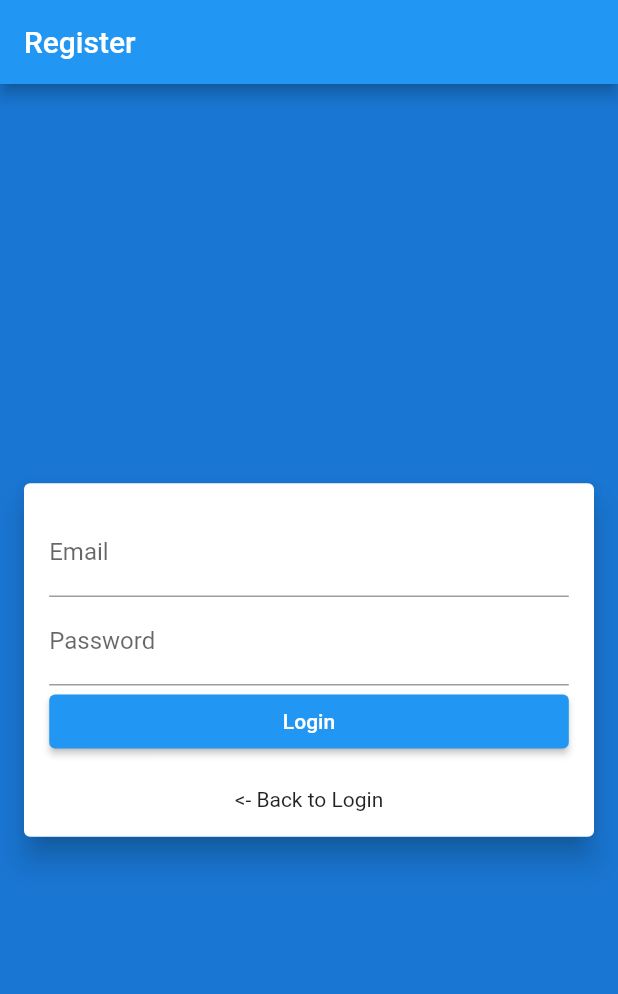
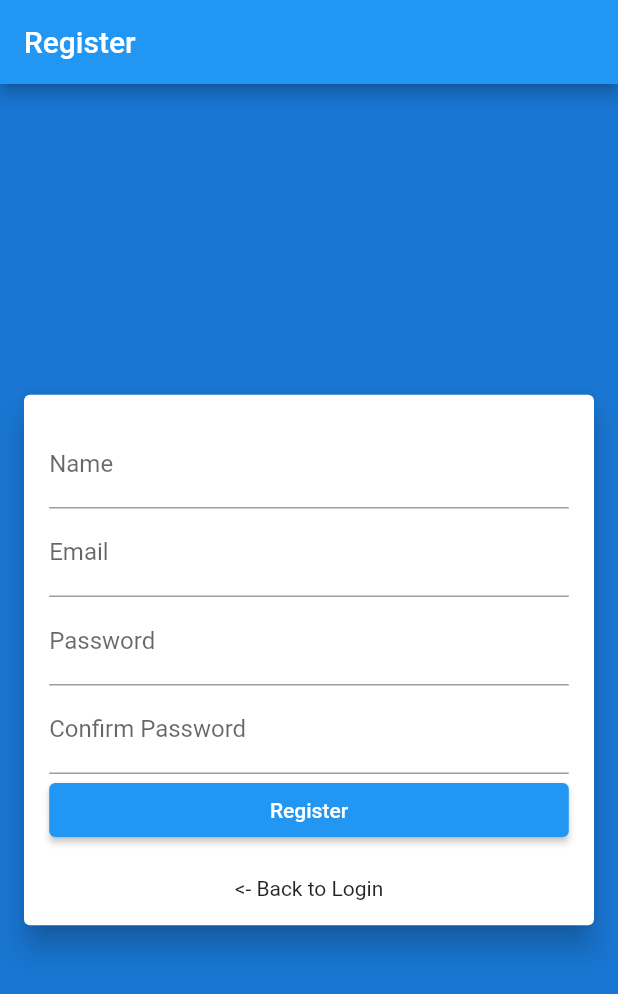
Before and after one commit to arivarsi/flutterdemo, a Flutter app: the screen it shows after launch, after a tap on "Register New User", on a phone screen of 412 x 824 dp. Shown: the top 994 px of the screen. Run offline on Flutter 3.47's test engine with Material 2 defaults, Android fonts, the phone set to English and light mode, and no system bars; network calls fail.

```diff
--- a/lib/main.dart
+++ b/lib/main.dart
@@ -1,6 +1,7 @@
 
 import 'package:demo_app1/screens/login.dart';
 import 'package:demo_app1/screens/register.dart';
+import 'package:demo_app1/screens/symbols.dart';
 import 'package:flutter/material.dart';
 
 void main() {
@@ -19,6 +20,7 @@ class MyApp extends StatelessWidget {
       routes:{
         '/login': (context) =>Login(),
         '/register':(context)=>Register(),
+        '/symbols':(context)=>Symbols(),
       },
     );
   }
--- a/lib/screens/register.dart
+++ b/lib/screens/register.dart
@@ -39,6 +39,12 @@ class Register extends StatelessWidget {
                               child: Column(
                                   children:<Widget>[
                                     TextField(
+                                        keyboardType: TextInputType.name,
+                                        decoration: InputDecoration(
+                                            labelText: 'Name'
+                                        )
+                                    ),
+                                    TextField(
                                         keyboardType: TextInputType.emailAddress,
                                         decoration: InputDecoration(
                                             labelText: 'Email'
@@ -50,9 +56,17 @@ class Register extends StatelessWidget {
                                             labelText: 'Password'
                                         )
                                     ),
+                                    TextField(
+                                        keyboardType: TextInputType.visiblePassword,
+                                        decoration: InputDecoration(
+                                            labelText: 'Confirm Password'
+                                        )
+                                    ),
                                     ElevatedButton(
-                                        onPressed: ()=>print('Login Clicked'),
-                                        child: Text('Login'),
+                                        onPressed: (){
+                                          Navigator.pushNamed(context, "/symbols");
+                                        },
+                                        child: Text('Register'),
                                         style: ElevatedButton.styleFrom(minimumSize: Size(double.infinity, 36))
                                     ),
                                     Padding(
--- a/pubspec.yaml
+++ b/pubspec.yaml
@@ -36,6 +36,7 @@ dependencies:
   # The following adds the Cupertino Icons font to your application.
   # Use with the CupertinoIcons class for iOS style icons.
   cupertino_icons: ^1.0.2
+  http: ^0.13.5
 
 dev_dependencies:
   flutter_test:
```
Also changed, not shown: lib/model/symbol.dart (added, +33 -0 lines), lib/screens/symbols.dart (added, +69 -0 lines), pubspec.lock.
